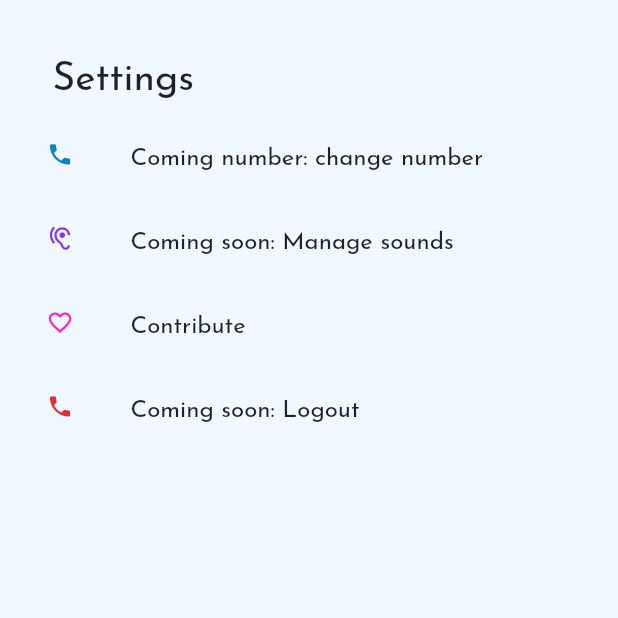
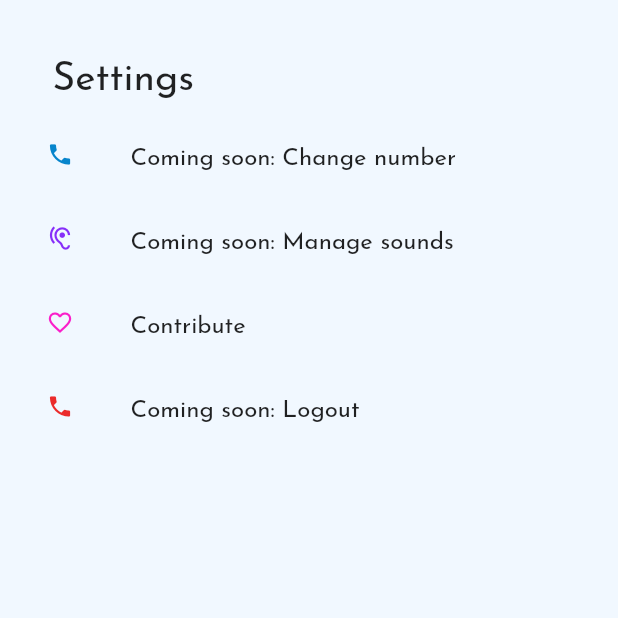
Before and after one commit to Clouddoggo/flutter-alarm, a Flutter app: the SettingsPage screen opened by its route, on a phone screen of 412 x 824 dp, the top half of it. Run offline on Flutter 3.47's test engine with Material 2 defaults, Android fonts, the phone set to English and light mode, and no system bars; our stand-ins replace cloud_firestore, firebase_core, flutter_datetime_picker, flutter_local_notifications, flutter_native_timezone, rxdart and 2 more; accounts and stored records are empty.

Commit message:
fix typo in settings

```diff
--- a/lib/settings.dart
+++ b/lib/settings.dart
@@ -30,7 +30,7 @@ class SettingsPage extends StatelessWidget {
                 ),
               ),
               ListTile(
-                title: Text("Coming number: change number"),
+                title: Text("Coming soon: Change number"),
                 leading: Icon(
                   Icons.phone,
                   size: 18,
```
